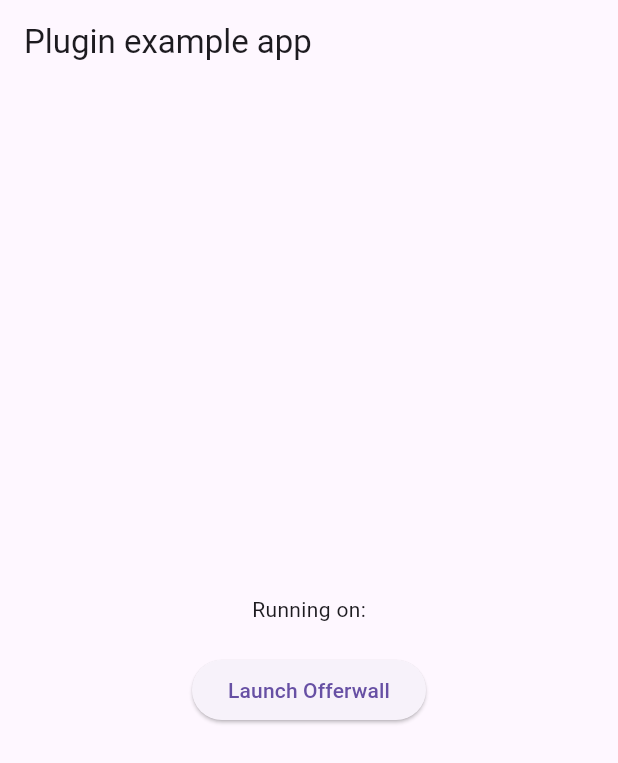
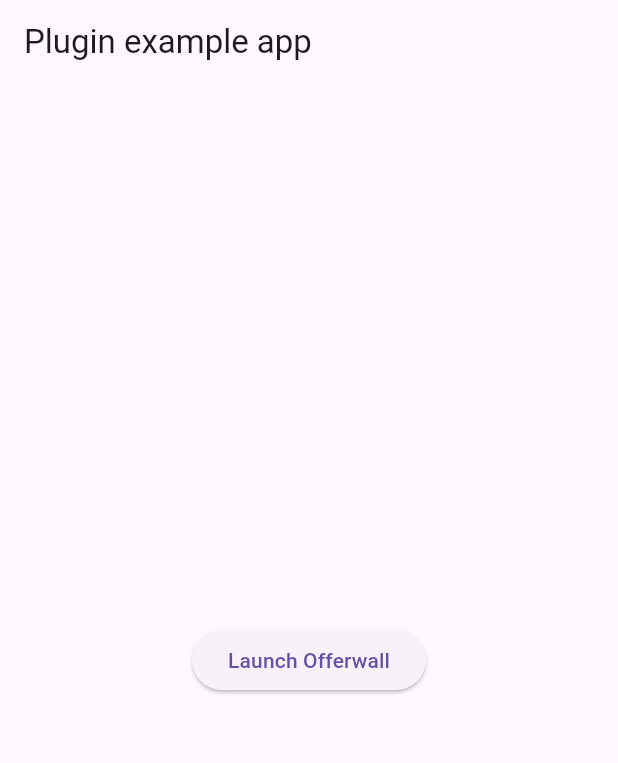
Before and after one commit to revlum/flutter, a Flutter app: the screen it shows after launch, on a phone screen of 412 x 824 dp. Shown: the top 763 px of the screen. Run offline on Flutter 3.47's test engine with Material 3 defaults, Android fonts, the phone set to English and light mode, and no system bars; our stand-ins replace plugin_platform_interface.

Commit message:
updated example and readme

```diff
--- a/offerwall/example/lib/main.dart
+++ b/offerwall/example/lib/main.dart
@@ -32,11 +32,8 @@ class _MyAppState extends State<MyApp> {
   Future<void> _checkRewards() async {
     try {
       final checkReward = await _offerwallPlugin.checkReward();
-      if (checkReward.offers.isNotEmpty) {
-        if (kDebugMode) {
-          print(
-              'checkReward: reward: ${checkReward.reward}');
-        }
+      if (kDebugMode) {
+        print('checkReward: reward: ${checkReward.reward}');
       }
     } on PlatformException catch (e) {
       if (kDebugMode) {
@@ -64,16 +61,9 @@ class _MyAppState extends State<MyApp> {
           title: const Text('Plugin example app'),
         ),
         body: Center(
-          child: Column(
-            mainAxisAlignment: MainAxisAlignment.center,
-            children: <Widget>[
-              const Text('Running on:'),
-              const SizedBox(height: 20),
-              ElevatedButton(
-                onPressed: () => _offerwallPlugin.launch(),
-                child: const Text('Launch Offerwall'),
-              ),
-            ],
+          child: ElevatedButton(
+            onPressed: () => _offerwallPlugin.launch(),
+            child: const Text('Launch Offerwall'),
           ),
         ),
       ),
```
Also changed, not shown: 2 other files.
